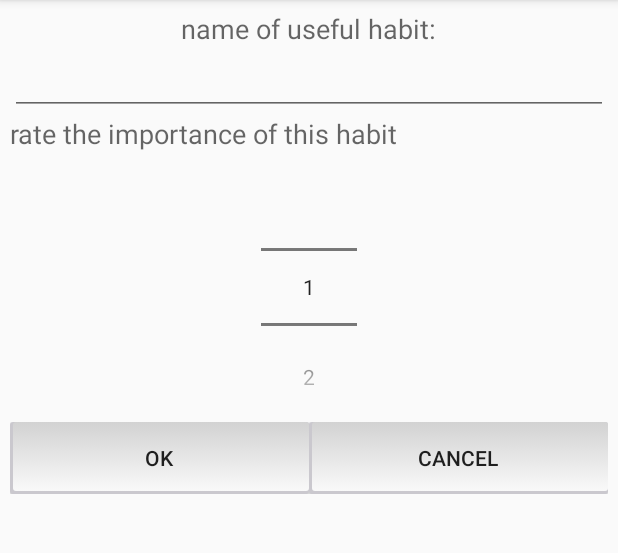
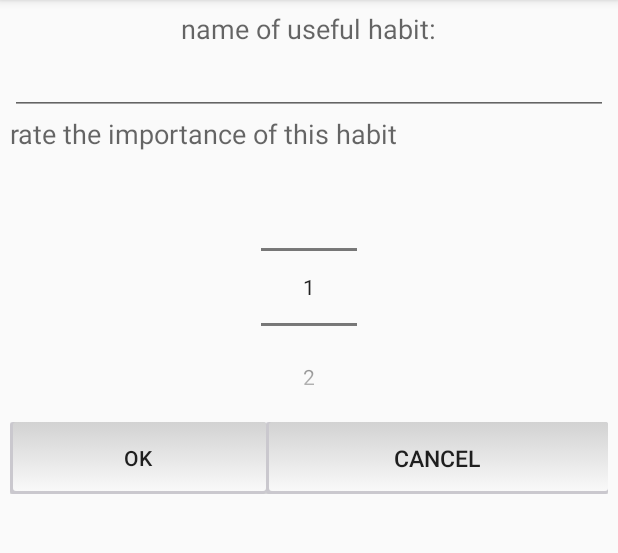
Before and after one commit to hedgehogus/GoodHabits, an Android app: the fragment CustomDialogFragment placed in its activity, on a phone screen of 412 x 824 dp, the part 84-637 px from its top. Run offline under Robolectric (Android 15) with nearby library versions, the phone set to English and light mode, and no system bars; 1 statement that could not run was skipped.

Commit message:
change launcher icon; decreased the size of text in some buttons

```diff
--- a/app/src/main/res/layout/fragment_dialog.xml
+++ b/app/src/main/res/layout/fragment_dialog.xml
@@ -46,23 +46,25 @@
             android:text="@string/ok"
             android:id="@+id/bOk"
             android:background="@drawable/tabbuttons"
-            android:layout_weight="1"
+            android:layout_weight="3"
             android:layout_gravity="right" />
 
         <Button
             android:layout_width="0dp"
-            android:layout_height="wrap_content"
+            android:layout_height="match_parent"
             android:text="@string/delete"
-            android:layout_weight="1"
+            android:textSize="15dp"
+            android:layout_weight="4"
             android:visibility="gone"
             android:background="@drawable/tabbuttons"
             android:id="@+id/bDel" />
 
         <Button
             android:layout_width="0dp"
-            android:layout_height="wrap_content"
+            android:layout_height="match_parent"
             android:text="@string/cancel"
-            android:layout_weight="1"
+            android:textSize="15dp"
+            android:layout_weight="4"
             android:background="@drawable/tabbuttons"
             android:id="@+id/bCancel" />
     </LinearLayout>
```
Also changed, not shown: app/src/main/res/mipmap-hdpi/ic_launcher.png, app/src/main/res/mipmap-mdpi/ic_launcher.png, app/src/main/res/mipmap-xhdpi/ic_launcher.png, app/src/main/res/mipmap-xxhdpi/ic_launcher.png, app/src/main/res/mipmap-xxxhdpi/ic_launcher.png, 1 other file.
